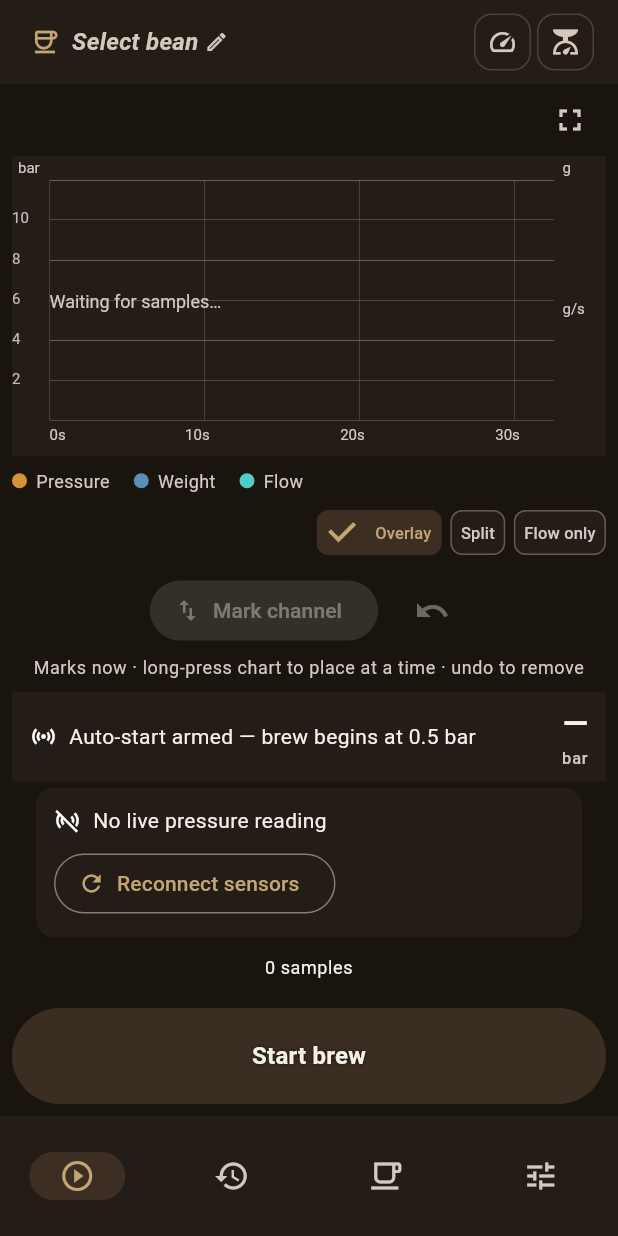
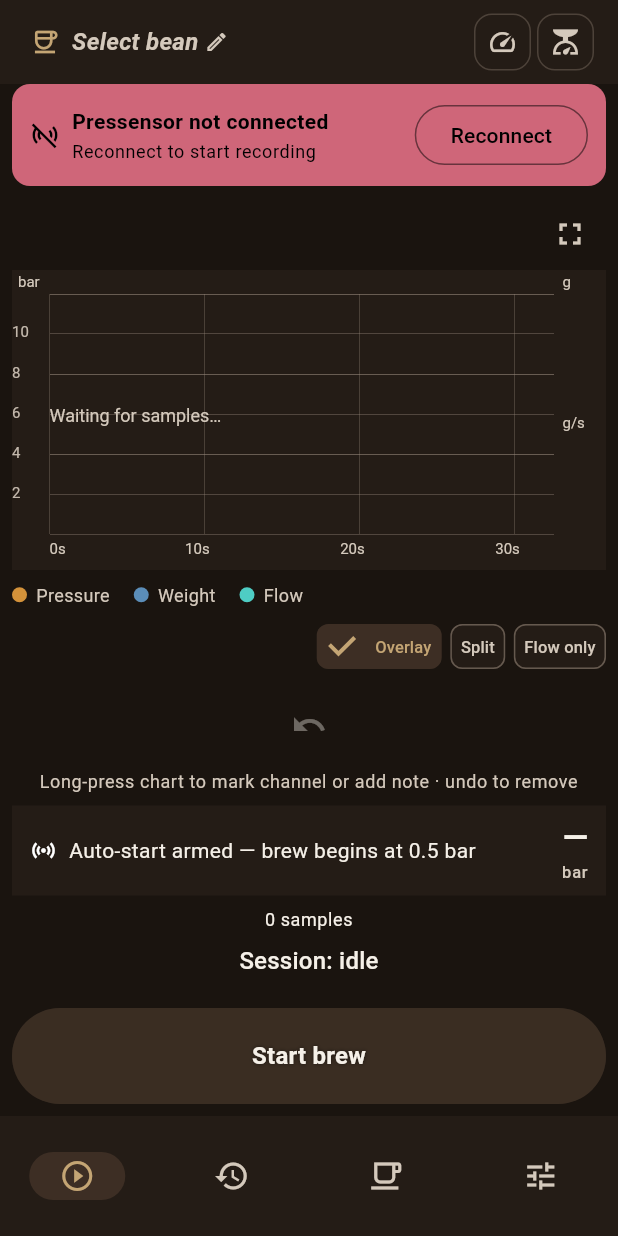
Before and after one commit to isyourbrainfoss/Flowlog, a Flutter app: the screen it shows after launch, on a phone screen of 412 x 824 dp. Run offline on Flutter 3.47's test engine with Material 3 defaults, Android fonts, the light colour scheme and no system bars; our stand-ins replace drift, flutter_blue_plus, geolocator, pdf, share_plus, wakelock_plus; missing offline and left inert: file_selector; accounts and stored records are empty; generated files the repository leaves out were written again.

Commit message:
fix(live): remove direct 'Mark channel' button from home/live screen
The button is difficult to use while actively pulling a shot. Marking channel
is still available via long-press on the chart (bottom sheet action).

- Simplified AnnotationControls to only show undo + updated help text.
- Removed _onMarkChannel and related canAnnotate wiring.
- Updated test to cover undo and confirm button removal.
- Long-press chart annotation flow unchanged (still supports 'Mark channel here').

```diff
--- a/app/flowlog/lib/screens/live/annotations.dart
+++ b/app/flowlog/lib/screens/live/annotations.dart
@@ -187,18 +187,15 @@ enum ChartAnnotationAction {
   note,
 }
 
-/// Mark channel and undo controls shown under the live chart.
+/// Undo control for annotations shown under the live chart.
+/// Marking is done via long-press on the chart (see promptChartAnnotationAction).
 class AnnotationControls extends StatelessWidget {
   const AnnotationControls({
     required this.controller,
-    required this.canMarkChannel,
-    required this.onMarkChannel,
     super.key,
   });
 
   final ShotAnnotationController controller;
-  final bool canMarkChannel;
-  final VoidCallback onMarkChannel;
 
   @override
   Widget build(BuildContext context) {
@@ -210,31 +207,15 @@ class AnnotationControls extends StatelessWidget {
         return Column(
           mainAxisSize: MainAxisSize.min,
           children: [
-            Wrap(
-              spacing: 12,
-              runSpacing: 8,
-              alignment: WrapAlignment.center,
-              children: [
-                Tooltip(
-                  message: 'Place a channel marker at the current moment',
-                  child: FilledButton.tonalIcon(
-                    key: const Key('mark_channel_button'),
-                    onPressed: canMarkChannel ? onMarkChannel : null,
-                    icon: const Icon(Icons.swap_vert),
-                    label: const Text('Mark channel'),
-                  ),
-                ),
-                IconButton(
-                  key: const Key('undo_annotation_button'),
-                  tooltip: 'Undo last annotation',
-                  onPressed: controller.canUndo ? controller.undo : null,
-                  icon: const Icon(Icons.undo),
-                ),
-              ],
+            IconButton(
+              key: const Key('undo_annotation_button'),
+              tooltip: 'Undo last annotation',
+              onPressed: controller.canUndo ? controller.undo : null,
+              icon: const Icon(Icons.undo),
             ),
             const SizedBox(height: 6),
             Text(
-              'Marks now · long-press chart to place at a time · undo to remove',
+              'Long-press chart to mark channel or add note · undo to remove',
               textAlign: TextAlign.center,
               style: theme.textTheme.bodySmall?.copyWith(
                 color: theme.colorScheme.onSurfaceVariant,
--- a/app/flowlog/lib/screens/live_screen.dart
+++ b/app/flowlog/lib/screens/live_screen.dart
@@ -362,22 +362,6 @@ class _LiveScreenState extends State<LiveScreen> {
   void _syncAnnotations() {
     _annotationsNotifier.value =
         List<ShotAnnotation>.from(_annotationController.annotations);
-  }
-
-  int? _currentElapsedMs() {
-    final samples = _controller?.samples ?? const [];
-    if (samples.isEmpty) {
-      return null;
-    }
-    return samples.last.elapsedMs;
-  }
-
-  void _onMarkChannel() {
-    final elapsedMs = _currentElapsedMs();
-    if (elapsedMs == null) {
-      return;
-    }
-    _annotationController.markChannel(elapsedMs: elapsedMs);
   }
 
   Future<void> _onAnnotateAtElapsedMs(int elapsedMs) async {
@@ -774,8 +758,6 @@ class _LiveScreenState extends State<LiveScreen> {
         final latestSample = samples.isEmpty ? null : samples.last;
         final previousSample =
             samples.length < 2 ? null : samples[samples.length - 2];
-        final canAnnotate =
-            state != ShotSessionState.idle && samples.isNotEmpty;
         final repeatPrefill = _repeatShotController?.prefill;
         final chartTargetSamples = _chartTargetPressureSamples();
         final autoStartSettings = _resolvedAutoStartController.settings;
@@ -836,6 +818,21 @@ class _LiveScreenState extends State<LiveScreen> {
                           ),
                           const SizedBox(height: 8),
                         ],
+                        // Prominent sensor readiness shown with the plot after a shot,
+                        // so it's obvious whether pressensor is still connected and
+                        // ready for the next brew (was clear on first shot, now reinforced).
+                        if ((state == ShotSessionState.idle || state == ShotSessionState.stopped) &&
+                            !controller.isBrewing)
+                          _IdleSensorStatus(
+                            pressureBarNotifier: _livePressureNotifier,
+                            lastUpdateNotifier: _livePressureLastUpdate,
+                            onReconnect: _onReconnectSensors,
+                            autoStartEnabled: _resolvedAutoStartController.settings.enabled,
+                            autoStartThreshold: _resolvedAutoStartController.settings.startThresholdBar,
+                          ),
+                        if ((state == ShotSessionState.idle || state == ShotSessionState.stopped) &&
+                            !controller.isBrewing)
+                          const SizedBox(height: 8),
                         LiveFullscreenChartButton(
                           onPressed: _onOpenFullscreenChart,
                         ),
@@ -847,7 +844,9 @@ class _LiveScreenState extends State<LiveScreen> {
                           denseTimeAxis: true,
                           targetPressureSamples: chartTargetSamples,
                           onAnnotateAtElapsedMs:
-                              canAnnotate ? _onAnnotateAtElapsedMs : null,
+                              (state != ShotSessionState.idle && samples.isNotEmpty)
+                                  ? _onAnnotateAtElapsedMs
+                                  : null,
                         ),
                       ],
                     ),
@@ -865,8 +864,6 @@ class _LiveScreenState extends State<LiveScreen> {
                       children: [
                         AnnotationControls(
                           controller: _annotationController,
-                          canMarkChannel: canAnnotate,
-                          onMarkChannel: _onMarkChannel,
                         ),
                         const SizedBox(height: 8),
                         if ((state == ShotSessionState.recording || state == ShotSessionState.paused || state == ShotSessionState.stopped) && latestSample != null) ...[
@@ -890,74 +887,13 @@ class _LiveScreenState extends State<LiveScreen> {
                             ),
                           ],
                         ] else if (state == ShotSessionState.idle || state == ShotSessionState.stopped) ...[
-                          // Make post-brew auto-start readiness crystal clear.
+                          // Make post-brew auto-start readiness crystal clear (still shown below plot).
                           if (_resolvedAutoStartController.settings.enabled)
                             AutoStartArmedBanner(
                               thresholdBar: _resolvedAutoStartController.settings.startThresholdBar,
                               pressureBarNotifier: _livePressureNotifier,
                               lastUpdateNotifier: _livePressureLastUpdate,
                             ),
-                          // Pressure or reconnect.
-                          ValueListenableBuilder<double?>(
-                            valueListenable: _livePressureNotifier,
-                            builder: (context, pressureBar, _) {
-                              if (pressureBar == null) {
-                                return Card(
-                                  margin: const EdgeInsets.symmetric(horizontal: 16, vertical: 4),
-                                  child: Padding(
-                                    padding: const EdgeInsets.all(12),
-                                    child: Column(
-                                      mainAxisSize: MainAxisSize.min,
-                                      crossAxisAlignment: CrossAxisAlignment.start,
-                                      children: [
-                                        const Row(
-                                          children: [
-                                            Icon(Icons.sensors_off, size: 18),
-                                            SizedBox(width: 8),
-                                            Expanded(child: Text('No live pressure reading')),
-                                          ],
-                                        ),
-                                        const SizedBox(height: 8),
-                                        OutlinedButton.icon(
-                                          onPressed: _onReconnectSensors,
-                                          icon: const Icon(Icons.refresh),
-                                          label: const Text('Reconnect sensors'),
-                                        ),
-                                      ],
-                                    ),
-                                  ),
-                                );
-                              }
-                              return ValueListenableBuilder<DateTime?>(
-                                valueListenable: _livePressureLastUpdate,
-                                builder: (context, lastUpdate, _) {
-                                  final targetP = chartTargetSamples.isNotEmpty
-                                      ? chartTargetSamples.last.pressureBar
-                                      : null;
-                                  return Card(
-                                    margin: const EdgeInsets.symmetric(horizontal: 16, vertical: 4),
-                                    child: Padding(
-                                      padding: const EdgeInsets.symmetric(horizontal: 12, vertical: 8),
-                                      child: Column(
-                                        mainAxisSize: MainAxisSize.min,
-                                        children: [
-                                          LivePressureReadout(
-                                            pressureBar: pressureBar,
-                                            lastUpdated: lastUpdate,
-                                          ),
-                                          const SizedBox(height: 4),
-                                          LivePressureDeviationBar(
-                                            currentPressure: pressureBar,
-                                            targetPressure: targetP,
-                                          ),
-                                        ],
-                                      ),
-                                    ),
-                                  );
-                                },
-                              );
-                            },
-                          ),
                         ] else
                           const LiveMetricsRow(
                             metrics: LiveMetrics(elapsedMs: 0),
@@ -1203,6 +1139,113 @@ class _GamifPill extends StatelessWidget {
   }
 }
 
+/// Clear sensor connection + readiness status shown above the plot in idle
+/// (post-shot) state on the main/home view. Makes it obvious the pressensor
+/// is (or isn't) still connected and the app is ready for a new shot.
+class _IdleSensorStatus extends StatelessWidget {
+  const _IdleSensorStatus({
+    required this.pressureBarNotifier,
+    required this.lastUpdateNotifier,
+    required this.onReconnect,
+    required this.autoStartEnabled,
+    required this.autoStartThreshold,
+    super.key,
+  });
+
+  final ValueNotifier<double?> pressureBarNotifier;
+  final ValueNotifier<DateTime?> lastUpdateNotifier;
+  final VoidCallback onReconnect;
+  final bool autoStartEnabled;
+  final double autoStartThreshold;
+
+  @override
+  Widget build(BuildContext context) {
+    final theme = Theme.of(context);
+    final cs = theme.colorScheme;
+
+    return ValueListenableBuilder<double?>(
+      valueListenable: pressureBarNotifier,
+      builder: (context, pressure, _) {
+        final bool connected = pressure != null;
+        final color = connected ? cs.primaryContainer : cs.errorContainer;
+        final onColor = connected ? cs.onPrimaryContainer : cs.onErrorContainer;
+        final icon = connected ? Icons.sensors : Icons.sensors_off;
+        final title = connected
+            ? 'Pressensor connected — ready for new shot'
+            : 'Pressensor not connected';
+
+        return Material(
+          color: color,
+          borderRadius: BorderRadius.circular(12),
+          child: Padding(
+            padding: const EdgeInsets.symmetric(horizontal: 12, vertical: 10),
+            child: Row(
+              children: [
+                Icon(icon, color: onColor, size: 20),
+                const SizedBox(width: 8),
+                Expanded(
+                  child: Column(
+                    crossAxisAlignment: CrossAxisAlignment.start,
+                    mainAxisSize: MainAxisSize.min,
+                    children: [
+                      Text(
+                        title,
+                        style: theme.textTheme.bodyMedium?.copyWith(
+                          color: onColor,
+                          fontWeight: FontWeight.w600,
+                        ),
+                      ),
+                      if (connected) ...[
+                        const SizedBox(height: 2),
+                        ValueListenableBuilder<DateTime?>(
+                          valueListenable: lastUpdateNotifier,
+                          builder: (context, last, _) {
+                            final isStale = last != null &&
+                                DateTime.now().difference(last) > const Duration(seconds: 4);
+                            final pStr = pressure.toStringAsFixed(2);
+                            return Text(
+                              'Live: $pStr bar${isStale ? ' (stale)' : ''}',
+                              style: theme.textTheme.bodySmall?.copyWith(
+                                color: onColor.withValues(alpha: isStale ? 0.7 : 0.9),
+                              ),
+                            );
+                          },
+                        ),
+                        if (autoStartEnabled)
+                          Text(
+                            'Auto-start at ${autoStartThreshold.toStringAsFixed(1)} bar',
+                            style: theme.textTheme.bodySmall?.copyWith(
+                              color: onColor.withValues(alpha: 0.8),
+                            ),
+                          ),
+                      ] else ...[
+                        const SizedBox(height: 2),
+                        Text(
+                          'Reconnect to start recording',
+                          style: theme.textTheme.bodySmall?.copyWith(color: onColor),
+                        ),
+                      ],
+                    ],
+                  ),
+                ),
+                if (!connected)
+                  OutlinedButton(
+                    style: OutlinedButton.styleFrom(
+                      foregroundColor: onColor,
+                      side: BorderSide(color: onColor.withValues(alpha: 0.5)),
+                    ),
+                    onPressed: onReconnect,
+                    child: const Text('Reconnect'),
+                  ),
+              ],
+            ),
+          ),
+        );
+      },
+    );
+  }
+}
+
 const String kBundledDemoFixtureAsset = 'assets/demo_shot.jsonl';
 
 String? _resolveDemoFixtureFilePath() {
```
Also changed, not shown: 1 other file.
